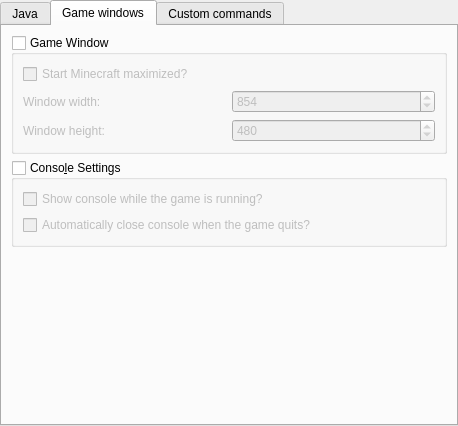
FreesmTeam/FreesmLauncher, file application/pages/InstanceSettingsPage.ui: the form before one commit.
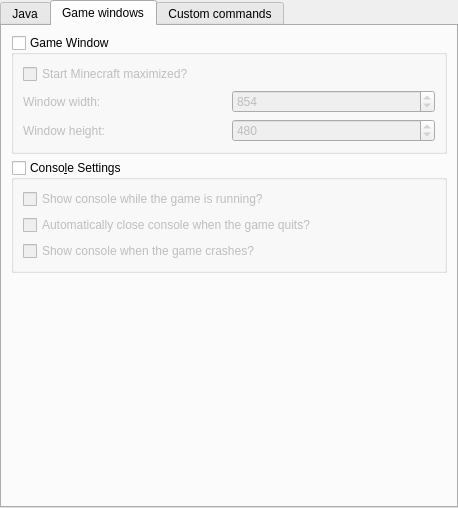
The form after the commit. The open tabs and pages were chosen to show the change.

Commit message: NOISSUE add an option to show console on error and default other options to false

```diff
--- a/application/pages/InstanceSettingsPage.ui
+++ b/application/pages/InstanceSettingsPage.ui
@@ -7,7 +7,7 @@
     <x>0</x>
     <y>0</y>
     <width>458</width>
-    <height>426</height>
+    <height>508</height>
    </rect>
   </property>
   <layout class="QVBoxLayout" name="verticalLayout">
@@ -332,6 +332,13 @@
             </property>
            </widget>
           </item>
+          <item>
+           <widget class="QCheckBox" name="showConsoleErrorCheck">
+            <property name="text">
+             <string>Show console when the game crashes?</string>
+            </property>
+           </widget>
+          </item>
          </layout>
         </widget>
        </item>
```
Left out of the diff: 1 changed line with no effect on the pictures. The commit also changes 7 other files.
